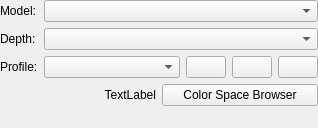
The window that krita/ui/forms/wdgcolorspaceselector.ui (KDE/krita) describes before a commit, drawn with Qt 5.
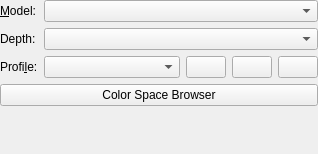
The same window after the commit. Custom widgets are drawn as their Qt base class.

Commit message: Removing unnecessary label that also caused crashes

The edit to the form file:
```diff
--- a/krita/ui/forms/wdgcolorspaceselector.ui
+++ b/krita/ui/forms/wdgcolorspaceselector.ui
@@ -7,7 +7,7 @@
     <x>0</x>
     <y>0</y>
     <width>318</width>
-    <height>128</height>
+    <height>154</height>
    </rect>
   </property>
   <layout class="QFormLayout" name="formLayout">
@@ -29,7 +29,7 @@
    <item row="0" column="0">
     <widget class="QLabel" name="lblColorSpaces">
      <property name="text">
-      <string>Model:</string>
+      <string>&amp;Model:</string>
      </property>
      <property name="buddy">
       <cstring>cmbColorModels</cstring>
@@ -69,7 +69,7 @@
    <item row="2" column="0">
     <widget class="QLabel" name="lblProfiles">
      <property name="text">
-      <string>Profile:</string>
+      <string>Profi&amp;le:</string>
      </property>
      <property name="buddy">
       <cstring>cmbProfile</cstring>
@@ -131,19 +131,6 @@
    </item>
    <item row="3" column="0" colspan="2">
     <layout class="QHBoxLayout" name="horizontalLayout_2">
-     <item>
-      <widget class="QLabel" name="lblColorantInfo">
-       <property name="text">
-        <string notr="true">TextLabel</string>
-       </property>
-       <property name="alignment">
-        <set>Qt::AlignRight|Qt::AlignTrailing|Qt::AlignVCenter</set>
-       </property>
-       <property name="wordWrap">
-        <bool>true</bool>
-       </property>
-      </widget>
-     </item>
      <item>
       <widget class="QPushButton" name="bnAdvanced">
        <property name="text">
```
The commit also changes 1 other file.
